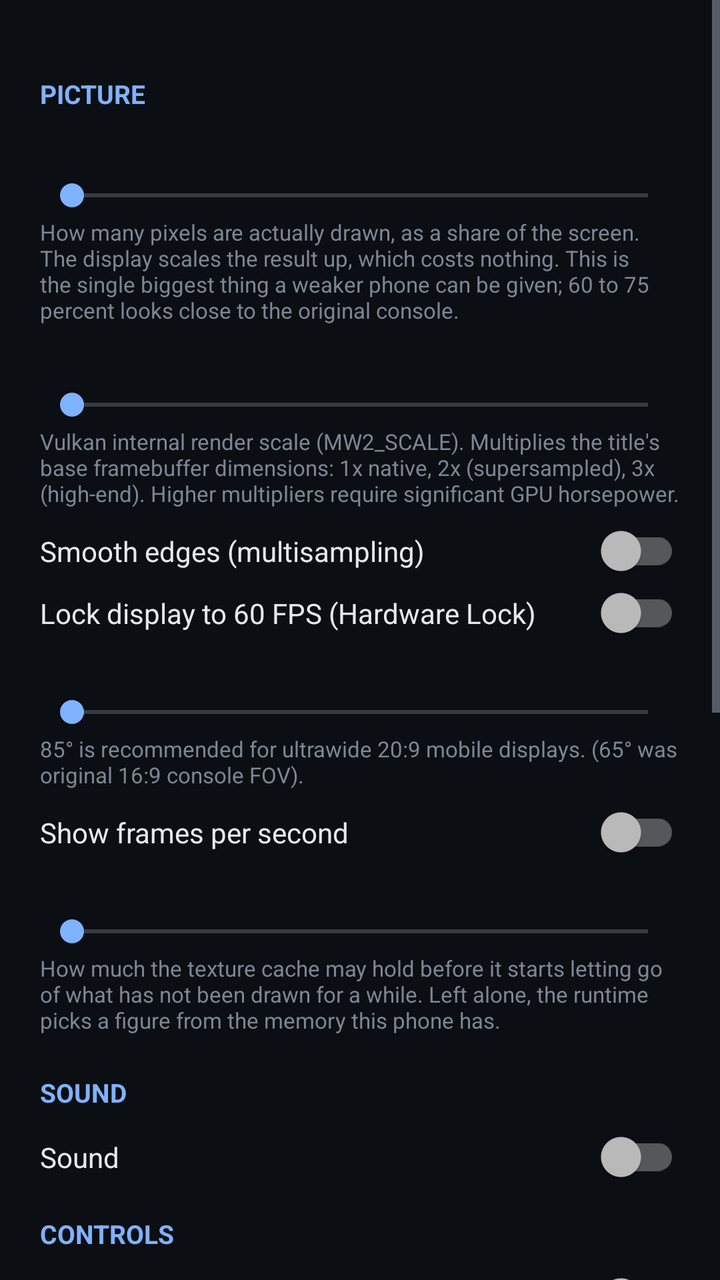
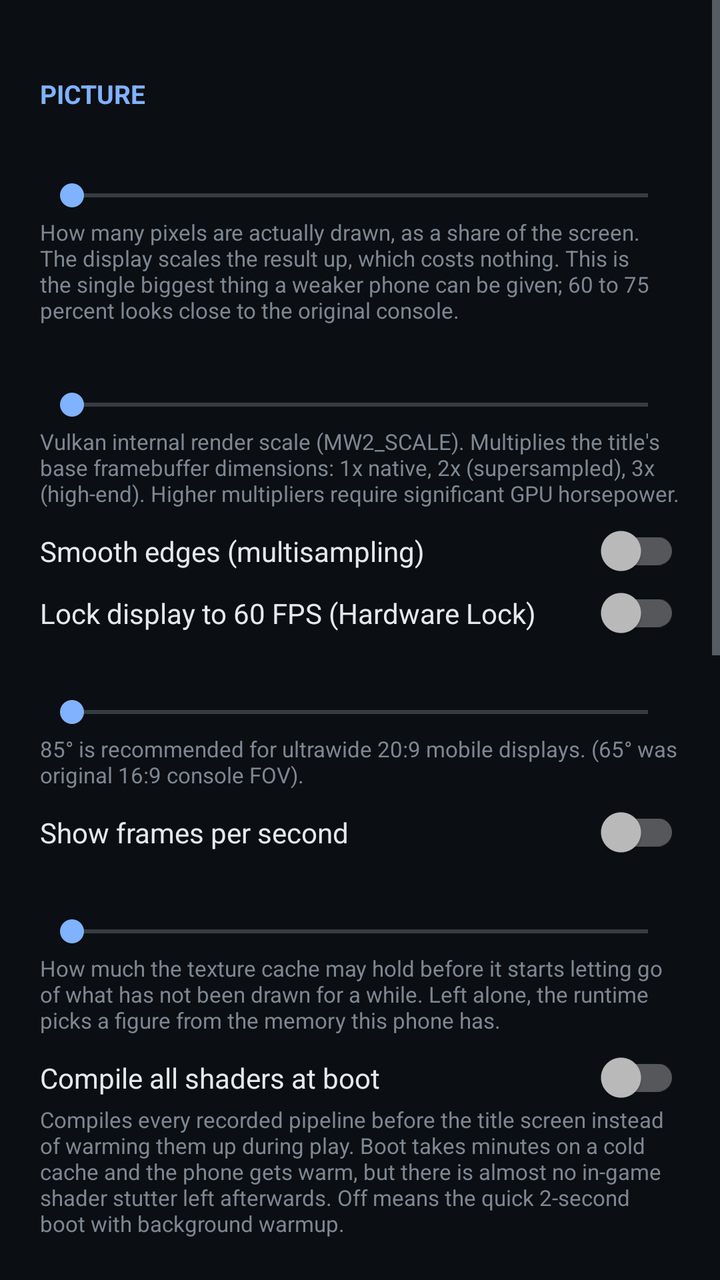

Before-and-after screenshots of an Android layout around one commit, followed by the original layout XML and the change that was made.
<!-- AndroidManifest.xml: application theme Theme.MW2 -->
<!-- res/layout/activity_settings.xml -->
<?xml version="1.0" encoding="utf-8"?>
<ScrollView xmlns:android="http://schemas.android.com/apk/res/android"
    android:layout_width="match_parent"
    android:layout_height="match_parent"
    android:background="#0B0E12">

    <LinearLayout
        android:layout_width="match_parent"
        android:layout_height="wrap_content"
        android:orientation="vertical"
        android:padding="20dp">

        
        <TextView
            style="@style/SectionHeading"
            android:layout_width="match_parent"
            android:layout_height="wrap_content"
            android:text="@string/section_picture" />

        <TextView
            android:id="@+id/resolution_label"
            style="@style/SettingLabel"
            android:layout_width="match_parent"
            android:layout_height="wrap_content" />

        <SeekBar
            android:id="@+id/resolution"
            android:layout_width="match_parent"
            android:layout_height="wrap_content" />

        <TextView
            style="@style/SettingHint"
            android:layout_width="match_parent"
            android:layout_height="wrap_content"
            android:text="@string/resolution_hint" />

        <TextView
            android:id="@+id/render_scale_label"
            style="@style/SettingLabel"
            android:layout_width="match_parent"
            android:layout_height="wrap_content" />

        <SeekBar
            android:id="@+id/render_scale"
            android:layout_width="match_parent"
            android:layout_height="wrap_content" />

        <TextView
            style="@style/SettingHint"
            android:layout_width="match_parent"
            android:layout_height="wrap_content"
            android:text="@string/render_scale_hint" />

        <androidx.appcompat.widget.SwitchCompat
            android:id="@+id/msaa"
            style="@style/SettingSwitch"
            android:layout_width="match_parent"
            android:layout_height="wrap_content"
            android:text="@string/msaa" />

        <androidx.appcompat.widget.SwitchCompat
            android:id="@+id/prefer60"
            style="@style/SettingSwitch"
            android:layout_width="match_parent"
            android:layout_height="wrap_content"
            android:text="@string/prefer_60" />

        <TextView
            android:id="@+id/fov_label"
            style="@style/SettingLabel"
            android:layout_width="match_parent"
            android:layout_height="wrap_content" />

        <SeekBar
            android:id="@+id/fov_slider"
            android:layout_width="match_parent"
            android:layout_height="wrap_content" />

        <TextView
            style="@style/SettingHint"
            android:layout_width="match_parent"
            android:layout_height="wrap_content"
            android:text="@string/fov_hint" />

        <androidx.appcompat.widget.SwitchCompat
            android:id="@+id/stats"
            style="@style/SettingSwitch"
            android:layout_width="match_parent"
            android:layout_height="wrap_content"
            android:text="@string/show_stats" />

        <TextView
            android:id="@+id/texture_label"
            style="@style/SettingLabel"
            android:layout_width="match_parent"
            android:layout_height="wrap_content" />

        <SeekBar
            android:id="@+id/texture_budget"
            android:layout_width="match_parent"
            android:layout_height="wrap_content" />

        <TextView
            style="@style/SettingHint"
            android:layout_width="match_parent"
            android:layout_height="wrap_content"
            android:text="@string/texture_hint" />

        
        <TextView
            style="@style/SectionHeading"
            android:layout_width="match_parent"
            android:layout_height="wrap_content"
            android:text="@string/section_sound" />

        <androidx.appcompat.widget.SwitchCompat
            android:id="@+id/audio"
            style="@style/SettingSwitch"
            android:layout_width="match_parent"
            android:layout_height="wrap_content"
            android:text="@string/audio_on" />

        
        <TextView
            style="@style/SectionHeading"
            android:layout_width="match_parent"
            android:layout_height="wrap_content"
            android:text="@string/section_controls" />

        <androidx.appcompat.widget.SwitchCompat
            android:id="@+id/touch"
            style="@style/SettingSwitch"
            android:layout_width="match_parent"
            android:layout_height="wrap_content"
            android:text="@string/touch_controls" />

        <androidx.appcompat.widget.SwitchCompat
            android:id="@+id/gamepad"
            style="@style/SettingSwitch"
            android:layout_width="match_parent"
            android:layout_height="wrap_content"
            android:text="@string/use_gamepad" />

        <TextView
            style="@style/SettingHint"
            android:layout_width="match_parent"
            android:layout_height="wrap_content"
            android:text="@string/gamepad_hint" />

        <androidx.appcompat.widget.SwitchCompat
            android:id="@+id/vibration"
            style="@style/SettingSwitch"
            android:layout_width="match_parent"
            android:layout_height="wrap_content"
            android:text="@string/vibration" />

        <androidx.appcompat.widget.SwitchCompat
            android:id="@+id/invert"
            style="@style/SettingSwitch"
            android:layout_width="match_parent"
            android:layout_height="wrap_content"
            android:text="@string/invert_look" />

        <TextView
            android:id="@+id/look_x_label"
            style="@style/SettingLabel"
            android:layout_width="match_parent"
            android:layout_height="wrap_content" />

        <SeekBar
            android:id="@+id/look_x"
            android:layout_width="match_parent"
            android:layout_height="wrap_content" />

        <TextView
            android:id="@+id/look_y_label"
            style="@style/SettingLabel"
            android:layout_width="match_parent"
            android:layout_height="wrap_content" />

        <SeekBar
            android:id="@+id/look_y"
            android:layout_width="match_parent"
            android:layout_height="wrap_content" />

        <TextView
            android:id="@+id/smoothing_label"
            style="@style/SettingLabel"
            android:layout_width="match_parent"
            android:layout_height="wrap_content" />

        <SeekBar
            android:id="@+id/smoothing"
            android:layout_width="match_parent"
            android:layout_height="wrap_content" />

        <TextView
            style="@style/SettingHint"
            android:layout_width="match_parent"
            android:layout_height="wrap_content"
            android:text="@string/smoothing_hint" />

        <TextView
            style="@style/SettingHint"
            android:layout_width="match_parent"
            android:layout_height="wrap_content"
            android:layout_marginTop="10dp"
            android:text="@string/edit_controls_where" />

        
        <TextView
            style="@style/SectionHeading"
            android:layout_width="match_parent"
            android:layout_height="wrap_content"
            android:text="@string/section_files" />

        <TextView
            android:id="@+id/paths"
            style="@style/SettingHint"
            android:layout_width="match_parent"
            android:layout_height="wrap_content" />

        <Button
            android:id="@+id/forget"
            android:layout_width="match_parent"
            android:layout_height="wrap_content"
            android:layout_marginTop="10dp"
            android:text="@string/forget_install" />
    </LinearLayout>
</ScrollView>
<!-- resources referenced by this layout -->
<resources>
  <string name="audio_on">Sound</string>
  <string name="edit_controls_where">The on-screen pad is edited in the game: pause and choose “Edit controls”.</string>
  <string name="forget_install">Forget the installed files</string>
  <string name="fov_hint">85° is recommended for ultrawide 20:9 mobile displays. (65° was original 16:9 console FOV).</string>
  <string name="gamepad_hint">Turn this off to ignore controllers entirely. Some phones report an accessory, or their own sensors, as a gamepad with a stick that is not centred, which makes the character walk on its own.</string>
  <string name="invert_look">Invert looking up and down</string>
  <string name="msaa">Smooth edges (multisampling)</string>
  <string name="prefer_60">Lock display to 60 FPS (Hardware Lock)</string>
  <string name="render_scale_hint">Vulkan internal render scale (MW2_SCALE). Multiplies the title\'s base framebuffer dimensions: 1x native, 2x (supersampled), 3x (high-end). Higher multipliers require significant GPU horsepower.</string>
  <string name="resolution_hint">How many pixels are actually drawn, as a share of the screen. The display scales the result up, which costs nothing. This is the single biggest thing a weaker phone can be given; 60 to 75 percent looks close to the original console.</string>
  <string name="section_controls">Controls</string>
  <string name="section_files">Game files</string>
  <string name="section_picture">Picture</string>
  <string name="section_sound">Sound</string>
  <string name="show_stats">Show frames per second</string>
  <string name="smoothing_hint">Evens out a finger\'s jitter on glass. Too much and aiming feels like it is on ice.</string>
  <string name="texture_hint">How much the texture cache may hold before it starts letting go of what has not been drawn for a while. Left alone, the runtime picks a figure from the memory this phone has.</string>
  <string name="touch_controls">On-screen controls</string>
  <string name="use_gamepad">Use a physical controller</string>
  <string name="vibration">Vibration</string>
  <style name="SectionHeading">
          <item name="android:paddingTop">18dp</item>
          <item name="android:paddingBottom">4dp</item>
          <item name="android:textColor">#7FB2FF</item>
          <item name="android:textSize">13sp</item>
          <item name="android:textStyle">bold</item>
          <item name="android:textAllCaps">true</item>
      </style>
  <style name="SettingHint">
          <item name="android:paddingTop">2dp</item>
          <item name="android:paddingBottom">2dp</item>
          <item name="android:textColor">#7D8792</item>
          <item name="android:textSize">11sp</item>
      </style>
  <style name="SettingLabel">
          <item name="android:paddingTop">10dp</item>
          <item name="android:textColor">#E4E9EE</item>
          <item name="android:textSize">14sp</item>
      </style>
  <style name="SettingSwitch">
          <item name="android:paddingTop">10dp</item>
          <item name="android:paddingBottom">2dp</item>
          <item name="android:textColor">#E4E9EE</item>
          <item name="android:textSize">14sp</item>
      </style>
  <style name="Theme.MW2" parent="Theme.AppCompat.NoActionBar">
          <item name="android:windowBackground">#0B0E12</item>
          <item name="colorPrimary">#1B2129</item>
          <item name="colorPrimaryDark">#0B0E12</item>
          <item name="colorAccent">#7FB2FF</item>
          <item name="android:textColorPrimary">#F0F3F6</item>
          <item name="android:textColorSecondary">#9AA5B1</item>
      </style>
</resources>

<!-- the commit's change to res/layout/activity_settings.xml (unified diff, before → after) -->
@@ -106,6 +106,19 @@
             android:layout_height="wrap_content"
             android:text="@string/texture_hint" />
 
+        <androidx.appcompat.widget.SwitchCompat
+            android:id="@+id/prewarm_all"
+            style="@style/SettingSwitch"
+            android:layout_width="match_parent"
+            android:layout_height="wrap_content"
+            android:text="@string/prewarm_all" />
+
+        <TextView
+            style="@style/SettingHint"
+            android:layout_width="match_parent"
+            android:layout_height="wrap_content"
+            android:text="@string/prewarm_all_hint" />
+
         
         <TextView
             style="@style/SectionHeading"
<!-- resource entries referenced after the edit -->
@@ -8,6 +8,8 @@
   <string name="invert_look">Invert looking up and down</string>
   <string name="msaa">Smooth edges (multisampling)</string>
   <string name="prefer_60">Lock display to 60 FPS (Hardware Lock)</string>
+  <string name="prewarm_all">Compile all shaders at boot</string>
+  <string name="prewarm_all_hint">Compiles every recorded pipeline before the title screen instead of warming them up during play. Boot takes minutes on a cold cache and the phone gets warm, but there is almost no in-game shader stutter left afterwards. Off means the quick 2-second boot with background warmup.</string>
   <string name="render_scale_hint">Vulkan internal render scale (MW2_SCALE). Multiplies the title\'s base framebuffer dimensions: 1x native, 2x (supersampled), 3x (high-end). Higher multipliers require significant GPU horsepower.</string>
   <string name="resolution_hint">How many pixels are actually drawn, as a share of the screen. The display scales the result up, which costs nothing. This is the single biggest thing a weaker phone can be given; 60 to 75 percent looks close to the original console.</string>
   <string name="section_controls">Controls</string>
